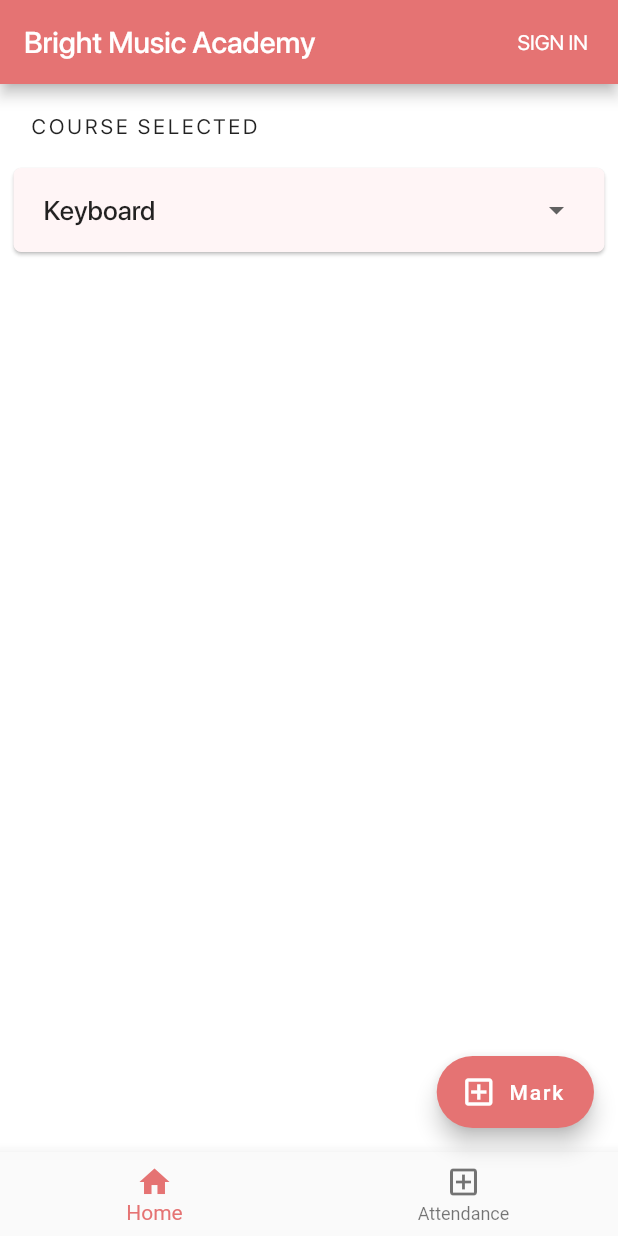
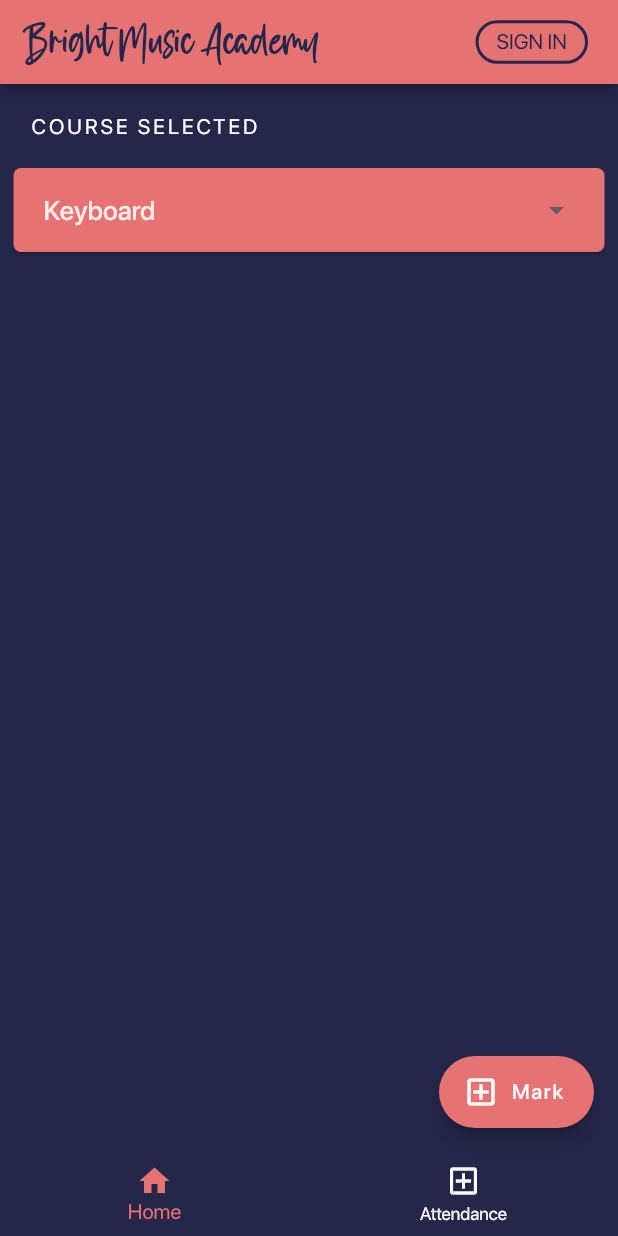
Before and after one commit to itcodehery/FlutterAttendanceApp, a Flutter app: the screen it shows after launch, on a phone screen of 412 x 824 dp. Run offline on Flutter 3.47's test engine with Material 2 defaults, Android fonts, the phone set to English and light mode, and no system bars.

Commit message:
Changed theme and added fonts

```diff
--- a/attendance_app/lib/bright_appbar.dart
+++ b/attendance_app/lib/bright_appbar.dart
@@ -11,21 +11,44 @@ class BrightMusicAppBar extends StatelessWidget {
       title: const Text(
         'Bright Music Academy',
         style: TextStyle(
-          color: Colors.white,
-          fontFamily: 'SFProDisplay',
+          color: Color.fromARGB(255, 38, 38, 75),
+          fontFamily: 'Musicalina',
+          fontWeight: FontWeight.normal,
+          fontSize: 40,
         ),
       ),
       actions: <Widget>[
         Padding(
-            padding: const EdgeInsets.only(right: 20.0, top: 20),
+            padding: const EdgeInsets.only(right: 20.0, top: 0),
             child: GestureDetector(
               onTap: () {},
-              child: const Text("SIGN IN",
-                  style: TextStyle(fontSize: 14, fontFamily: 'SFProDisplay')),
+              child: const Align(
+                alignment: Alignment.centerRight,
+                child: DecoratedBox(
+                  position: DecorationPosition.foreground,
+                  decoration: BoxDecoration(
+                      shape: BoxShape.rectangle,
+                      borderRadius: BorderRadius.all(Radius.circular(20)),
+                      border: Border.symmetric(
+                          horizontal: BorderSide(
+                              color: Color.fromARGB(255, 38, 38, 75), width: 2),
+                          vertical: BorderSide(
+                              color: Color.fromARGB(255, 38, 38, 75),
+                              width: 2))),
+                  child: Padding(
+                    padding: EdgeInsets.fromLTRB(14, 6, 14, 6),
+                    child: Text("SIGN IN",
+                        style: TextStyle(
+                            color: Color.fromARGB(255, 38, 38, 75),
+                            fontSize: 14,
+                            fontFamily: 'SFProDisplay')),
+                  ),
+                ),
+              ),
             )),
       ],
       centerTitle: false,
-      backgroundColor: const Color.fromRGBO(229, 115, 115, 1),
+      backgroundColor: Color(0xFFE57373),
     );
   }
 }
--- a/attendance_app/lib/dropdown.dart
+++ b/attendance_app/lib/dropdown.dart
@@ -28,7 +28,7 @@ class CourseSelectionDropdownState extends State<CourseSelectionDropdown> {
         shape: const RoundedRectangleBorder(
           borderRadius: BorderRadius.all(Radius.circular(5)),
         ),
-        color: const Color.fromARGB(255, 255, 245, 246),
+        color: const Color(0xFFE57373),
         child: Align(
           alignment: Alignment.center,
           child: Padding(
@@ -37,12 +37,12 @@ class CourseSelectionDropdownState extends State<CourseSelectionDropdown> {
                 width: 380,
                 child: DropdownButton<String>(
                   alignment: Alignment.center,
-                  dropdownColor: Colors.white,
+                  dropdownColor: const Color(0xFFE57373),
                   style: const TextStyle(
                       fontFamily: 'SFProDisplay',
                       fontSize: 18,
                       fontWeight: FontWeight.w500,
-                      color: Colors.black87),
+                      color: Color.fromARGB(255, 255, 235, 234)),
                   isExpanded: true,
                   underline: const SizedBox(),
                   items: courses,
--- a/attendance_app/lib/main.dart
+++ b/attendance_app/lib/main.dart
@@ -44,6 +44,7 @@
               child: Text(
                 "COURSE SELECTED",
                 style: TextStyle(
+                    color: Colors.white,
                     fontSize: 14,
                     fontFamily: 'SFProDisplay',
                     letterSpacing: 2),
@@ -55,7 +56,11 @@
             CourseSelectionDropdown(),
           ],
         ),
-          backgroundColor: const Color.fromARGB(255, 255, 255, 255)),
+      ),
+      theme: ThemeData(
+          fontFamily: 'SFProDisplay',
+          primaryColor: const Color.fromARGB(255, 255, 255, 255),
+          canvasColor: const Color.fromARGB(255, 38, 38, 75)),
     );
   }
 }
--- a/attendance_app/lib/navigationbottom.dart
+++ b/attendance_app/lib/navigationbottom.dart
@@ -15,13 +15,38 @@ class NavigationBottomState extends State<NavigationBottom> {
       label: "Attendance",
     )
   ];
+
+  void showModal(BuildContext context) {
+    showDialog(
+      context: context,
+      builder: (BuildContext context) => AlertDialog(
+        content: const Text('Example Dialog'),
+        actions: <TextButton>[
+          TextButton(
+            onPressed: () {
+              Navigator.pop(context);
+            },
+            child: const Text('Close'),
+          )
+        ],
+      ),
+    );
+  }
+
   @override
   Widget build(BuildContext context) {
     return BottomNavigationBar(
       items: List.of(navItems),
       selectedIconTheme: IconThemeData(color: Colors.red[300]),
-      fixedColor: Colors.red[300],
-      onTap: (value) {},
+      selectedItemColor: Colors.red[300],
+      unselectedItemColor: Colors.white,
+      unselectedIconTheme: const IconThemeData(color: Colors.white),
+      showSelectedLabels: true,
+      onTap: (value) {
+        if (value == 1) {
+          showModal(context);
+        }
+      },
     );
   }
 }
```
Also changed, not shown: attendance_app/pubspec.yaml (+7 -65 lines), attendance_app/assets/Broadway-Musical.ttf (added), attendance_app/assets/musicalina.ttf (added), readme_assets/Screenshot_1689345453.png (added), 1 other file. Lines whose indentation alone changed are shown as unchanged.
